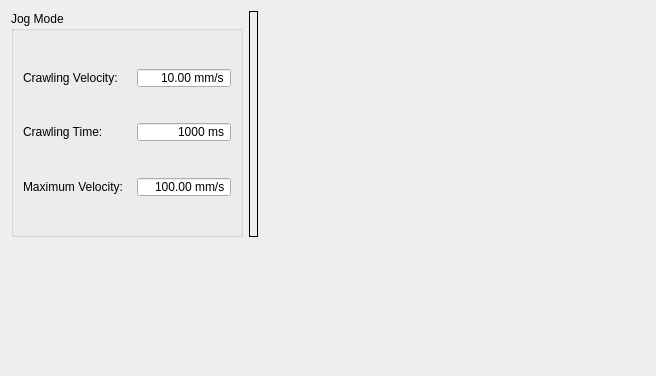
This is source/wnd/h2jogmode.ui in ww4u/mct-t4 as Qt 5 draws it before an edit. The edited form follows.
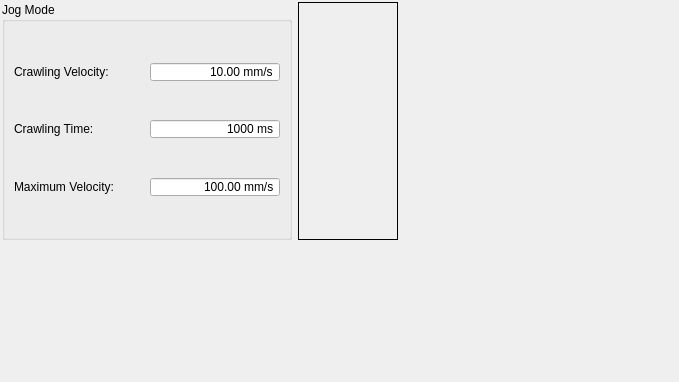
This is the edited form. Icons and pictures are not drawn.

The edit to the form file:
```diff
--- a/source/wnd/h2jogmode.ui
+++ b/source/wnd/h2jogmode.ui
@@ -6,14 +6,26 @@
    <rect>
     <x>0</x>
     <y>0</y>
-    <width>656</width>
-    <height>376</height>
+    <width>679</width>
+    <height>382</height>
    </rect>
   </property>
   <property name="windowTitle">
    <string>Form</string>
   </property>
   <layout class="QGridLayout" name="gridLayout">
+   <property name="leftMargin">
+    <number>2</number>
+   </property>
+   <property name="topMargin">
+    <number>2</number>
+   </property>
+   <property name="rightMargin">
+    <number>2</number>
+   </property>
+   <property name="bottomMargin">
+    <number>2</number>
+   </property>
    <item row="0" column="0" colspan="2">
     <widget class="QGroupBox" name="groupBox_222">
      <property name="sizePolicy">
@@ -24,7 +36,7 @@
      </property>
      <property name="minimumSize">
       <size>
-       <width>0</width>
+       <width>290</width>
        <height>200</height>
       </size>
      </property>
@@ -41,20 +53,20 @@
       <item row="1" column="1">
        <widget class="QDoubleSpinBox" name="doubleSpinBox_CrawlingVelocity">
         <property name="sizePolicy">
-         <sizepolicy hsizetype="Preferred" vsizetype="Preferred">
+         <sizepolicy hsizetype="Minimum" vsizetype="Minimum">
           <horstretch>0</horstretch>
           <verstretch>0</verstretch>
          </sizepolicy>
         </property>
         <property name="minimumSize">
          <size>
-          <width>80</width>
+          <width>130</width>
           <height>20</height>
          </size>
         </property>
         <property name="maximumSize">
          <size>
-          <width>120</width>
+          <width>16777215</width>
           <height>16777215</height>
          </size>
         </property>
@@ -87,14 +99,14 @@
       <item row="1" column="0">
        <widget class="QLabel" name="label_111">
         <property name="sizePolicy">
-         <sizepolicy hsizetype="Preferred" vsizetype="Minimum">
+         <sizepolicy hsizetype="Minimum" vsizetype="Minimum">
           <horstretch>0</horstretch>
           <verstretch>0</verstretch>
          </sizepolicy>
         </property>
         <property name="minimumSize">
          <size>
-          <width>108</width>
+          <width>130</width>
           <height>20</height>
          </size>
         </property>
@@ -106,14 +118,14 @@
       <item row="3" column="0">
        <widget class="QLabel" name="label_2">
         <property name="sizePolicy">
-         <sizepolicy hsizetype="Preferred" vsizetype="Minimum">
+         <sizepolicy hsizetype="Minimum" vsizetype="Minimum">
           <horstretch>0</horstretch>
           <verstretch>0</verstretch>
          </sizepolicy>
         </property>
         <property name="minimumSize">
          <size>
-          <width>108</width>
+          <width>130</width>
           <height>20</height>
          </size>
         </property>
@@ -125,20 +137,20 @@
       <item row="3" column="1">
        <widget class="QDoubleSpinBox" name="doubleSpinBox_CrawlingTime">
         <property name="sizePolicy">
-         <sizepolicy hsizetype="Preferred" vsizetype="Preferred">
+         <sizepolicy hsizetype="Minimum" vsizetype="Minimum">
           <horstretch>0</horstretch>
           <verstretch>0</verstretch>
          </sizepolicy>
         </property>
         <property name="minimumSize">
          <size>
-          <width>80</width>
+          <width>130</width>
           <height>20</height>
          </size>
         </property>
         <property name="maximumSize">
          <size>
-          <width>120</width>
+          <width>16777215</width>
           <height>16777215</height>
          </size>
         </property>
@@ -174,20 +186,20 @@
       <item row="5" column="1">
        <widget class="QDoubleSpinBox" name="doubleSpinBox_MaximumVelocity">
         <property name="sizePolicy">
-         <sizepolicy hsizetype="Preferred" vsizetype="Preferred">
+         <sizepolicy hsizetype="Minimum" vsizetype="Minimum">
           <horstretch>0</horstretch>
           <verstretch>0</verstretch>
          </sizepolicy>
         </property>
         <property name="minimumSize">
          <size>
-          <width>80</width>
+          <width>130</width>
           <height>20</height>
          </size>
         </property>
         <property name="maximumSize">
          <size>
-          <width>120</width>
+          <width>16777215</width>
           <height>16777215</height>
          </size>
         </property>
@@ -220,14 +232,14 @@
       <item row="5" column="0">
        <widget class="QLabel" name="label_3">
         <property name="sizePolicy">
-         <sizepolicy hsizetype="Preferred" vsizetype="Minimum">
+         <sizepolicy hsizetype="Minimum" vsizetype="Minimum">
           <horstretch>0</horstretch>
           <verstretch>0</verstretch>
          </sizepolicy>
         </property>
         <property name="minimumSize">
          <size>
-          <width>108</width>
+          <width>130</width>
           <height>20</height>
          </size>
         </property>
@@ -296,9 +308,12 @@
      <property name="orientation">
       <enum>Qt::Horizontal</enum>
      </property>
+     <property name="sizeType">
+      <enum>QSizePolicy::Expanding</enum>
+     </property>
      <property name="sizeHint" stdset="0">
       <size>
-       <width>168</width>
+       <width>50</width>
        <height>20</height>
       </size>
      </property>
@@ -306,6 +321,12 @@
    </item>
    <item row="0" column="2">
     <widget class="QLabel" name="label_picture">
+     <property name="minimumSize">
+      <size>
+       <width>100</width>
+       <height>100</height>
+      </size>
+     </property>
      <property name="frameShape">
       <enum>QFrame::Box</enum>
      </property>
```
